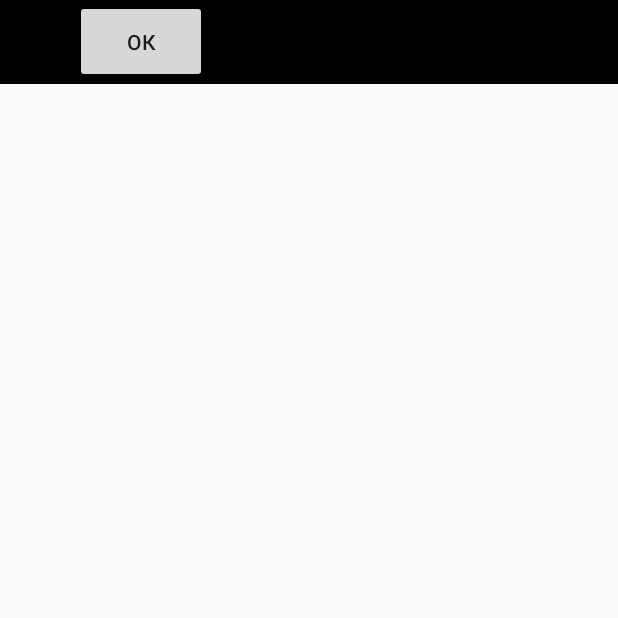
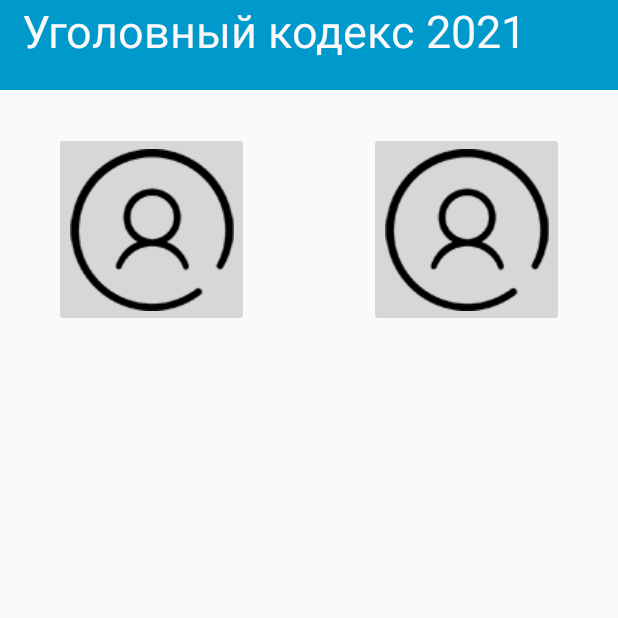
Before and after one commit to Kulakov1Dima/IBook-Social-Network, an Android app: the screen it shows after launch (MainActivity), on a phone screen of 412 x 824 dp, the top half of it. Run offline under Robolectric (Android 15) with nearby library versions, the phone set to English and light mode, and no system bars.

Commit message:
add image buttons

```diff
--- a/app/src/main/res/layout/activity_main.xml
+++ b/app/src/main/res/layout/activity_main.xml
@@ -1,49 +1,59 @@
 <?xml version="1.0" encoding="utf-8"?>
 <androidx.coordinatorlayout.widget.CoordinatorLayout xmlns:android="http://schemas.android.com/apk/res/android"
+    xmlns:app="http://schemas.android.com/apk/res-auto"
     xmlns:tools="http://schemas.android.com/tools"
-    xmlns:app="http://schemas.android.com/apk/res-auto"
 
 
     android:layout_width="match_parent"
     android:layout_height="match_parent">
 
-    <com.google.android.material.appbar.AppBarLayout
-        android:id="@+id/appbar"
+    <androidx.appcompat.widget.Toolbar
+        android:id="@+id/toolbar"
+        android:layout_width="match_parent"
+        android:layout_height="60dp"
+        android:background="@android:color/holo_blue_dark"
+        tools:layout_conversion_absoluteHeight="56dp"
+        tools:layout_conversion_absoluteWidth="411dp"/>
 
+    <TextView
+        android:id="@+id/textView"
         android:layout_width="match_parent"
-        android:layout_height="wrap_content">
+        android:layout_height="58dp"
+        android:background="#00F8F1F0"
+        android:text="@string/textview"
+        android:textAllCaps="false"
+        android:textColor="#FAF8F8"
+        android:textSize="30sp"
+        tools:text="Уголовный кодекс 2021" />
 
-        <com.google.android.material.appbar.CollapsingToolbarLayout
-            android:layout_width="match_parent"
-            android:layout_height="match_parent"
-            app:contentScrim="?attr/colorPrimary"
-            app:layout_scrollFlags="scroll|enterAlways|enterAlwaysCollapsed"
+    <androidx.constraintlayout.widget.ConstraintLayout
+        android:layout_width="match_parent"
+        android:layout_height="match_parent">
 
-            app:toolbarId="@+id/toolbar"
-            android:id="@+id/collapsingToolbarLayout">
+        <ImageButton
+            android:id="@+id/imageButton"
+            android:layout_width="130dp"
+            android:layout_height="130dp"
+            android:layout_marginStart="36dp"
+            android:layout_marginTop="88dp"
+            android:contentDescription="@string/todo"
+            app:layout_constraintStart_toStartOf="parent"
+            app:layout_constraintTop_toTopOf="parent"
+            app:srcCompat="@drawable/profile"
+            tools:ignore="DuplicateSpeakableTextCheck" />
 
+        <ImageButton
+            android:id="@+id/imageButton2"
+            android:layout_width="130dp"
+            android:layout_height="130dp"
+            android:layout_marginTop="88dp"
+            android:layout_marginEnd="36dp"
+            app:layout_constraintEnd_toEndOf="parent"
+            app:layout_constraintTop_toTopOf="parent"
+            app:srcCompat="@drawable/profile"
+            android:contentDescription="@string/todo" />
 
-            <androidx.appcompat.widget.Toolbar
-                android:id="@+id/toolbar"
-                android:layout_width="wrap_content"
-                android:layout_height="wrap_content"
-                android:background="@color/black"
-                tools:layout_conversion_absoluteHeight="56dp"
-                tools:layout_conversion_absoluteWidth="411dp"
-                tools:layout_editor_absoluteX="0dp"
-                tools:layout_editor_absoluteY="0dp"></androidx.appcompat.widget.Toolbar>
-
-            <Button
-                android:id="@+id/account_b"
-                android:layout_width="wrap_content"
-                android:layout_height="55dp"
-                android:layout_marginStart="50dp"
-                android:layout_marginEnd="4dp"
-                android:scrollbarTrackHorizontal="@drawable/ic_launcher_background"
-                android:text="ок" />
-
-        </com.google.android.material.appbar.CollapsingToolbarLayout>
-    </com.google.android.material.appbar.AppBarLayout>
+    </androidx.constraintlayout.widget.ConstraintLayout>
 
 
 </androidx.coordinatorlayout.widget.CoordinatorLayout>
--- a/app/src/main/res/values/strings.xml
+++ b/app/src/main/res/values/strings.xml
@@ -1,3 +1,7 @@
 <resources>
     <string name="app_name">CriminalCode</string>
+    <string name="hello">Hello</string>
+    <string name="textview">"  Уголовный кодекс 2021"</string>
+    <string name="todo">TODO</string>
+    <string name="todo1">TODO</string>
 </resources>
```
Also changed, not shown: app/src/main/res/drawable/profile.png (added).
